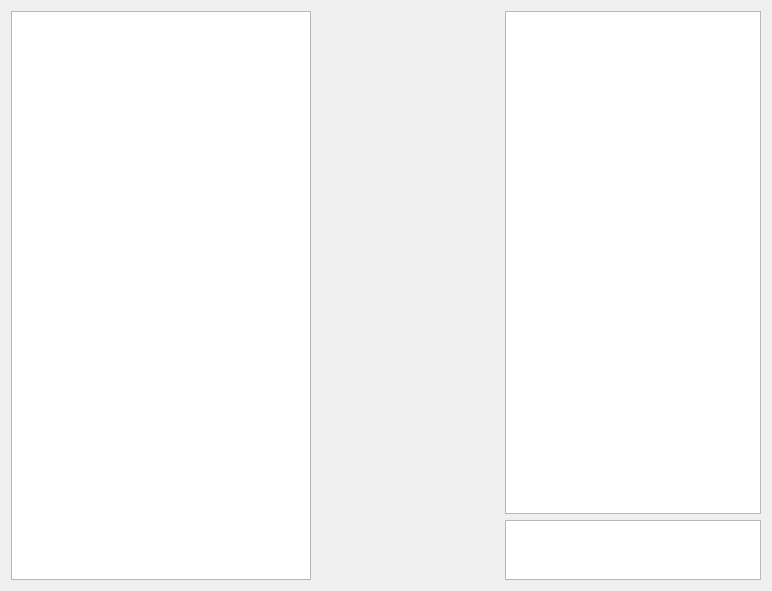
Old version of the form app/medinria/medhomepagearea.ui in the repository medInria/medInria-public.
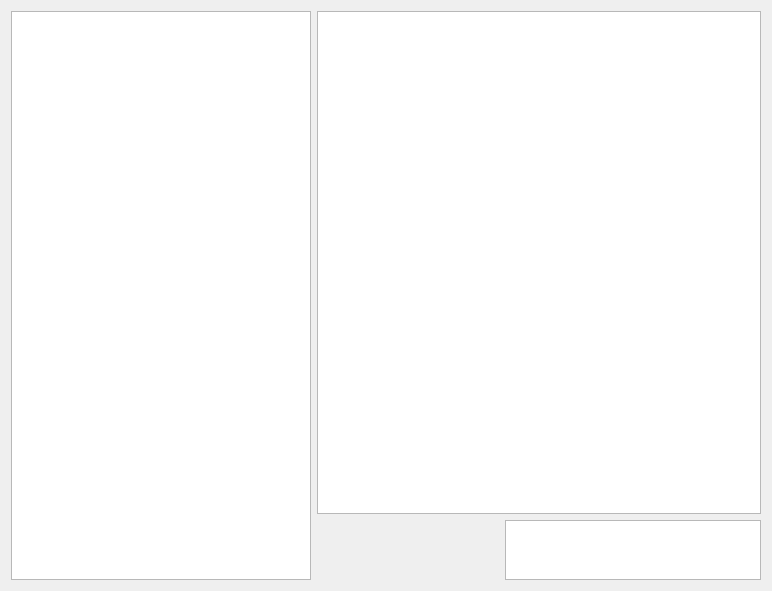
New version of the form.

Commit message: change homepage user interface

What changed in the file:
```diff
--- a/app/medinria/medhomepagearea.ui
+++ b/app/medinria/medhomepagearea.ui
@@ -36,19 +36,6 @@
     <layout class="QVBoxLayout" name="verticalLayout">
      <item>
       <layout class="QHBoxLayout" name="horizontalLayout">
-       <item>
-        <spacer name="horizontalSpacer">
-         <property name="orientation">
-          <enum>Qt::Horizontal</enum>
-         </property>
-         <property name="sizeHint" stdset="0">
-          <size>
-           <width>40</width>
-           <height>20</height>
-          </size>
-         </property>
-        </spacer>
-       </item>
        <item>
         <widget class="QGraphicsView" name="infoGraphicsView"/>
        </item>
```
